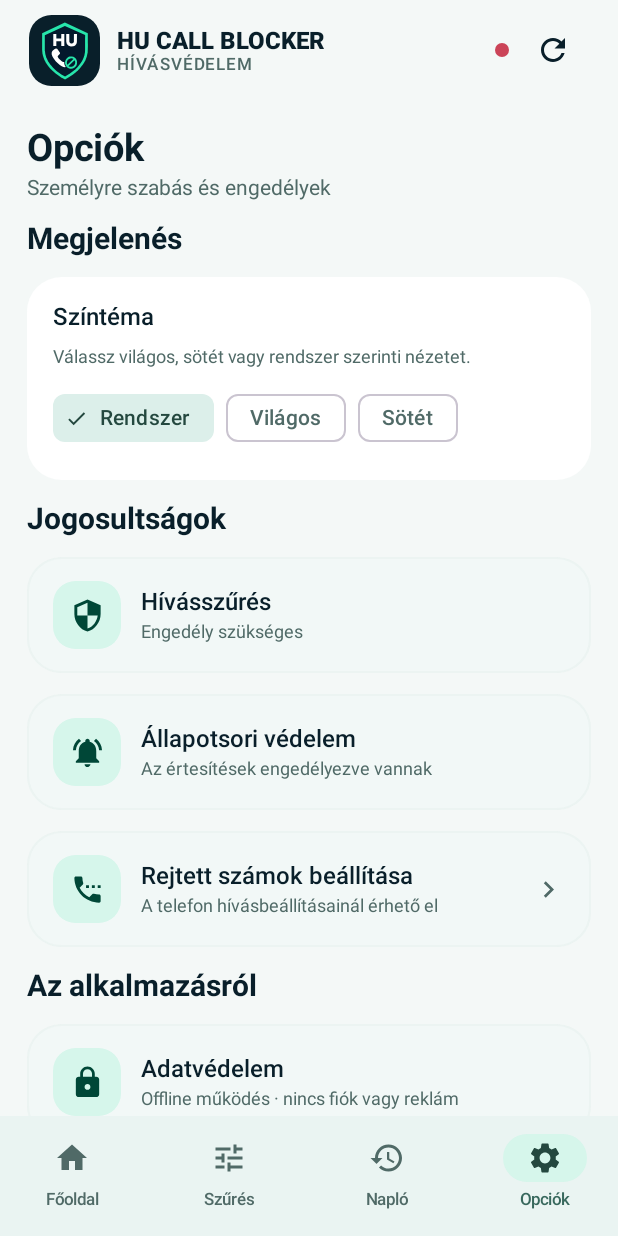
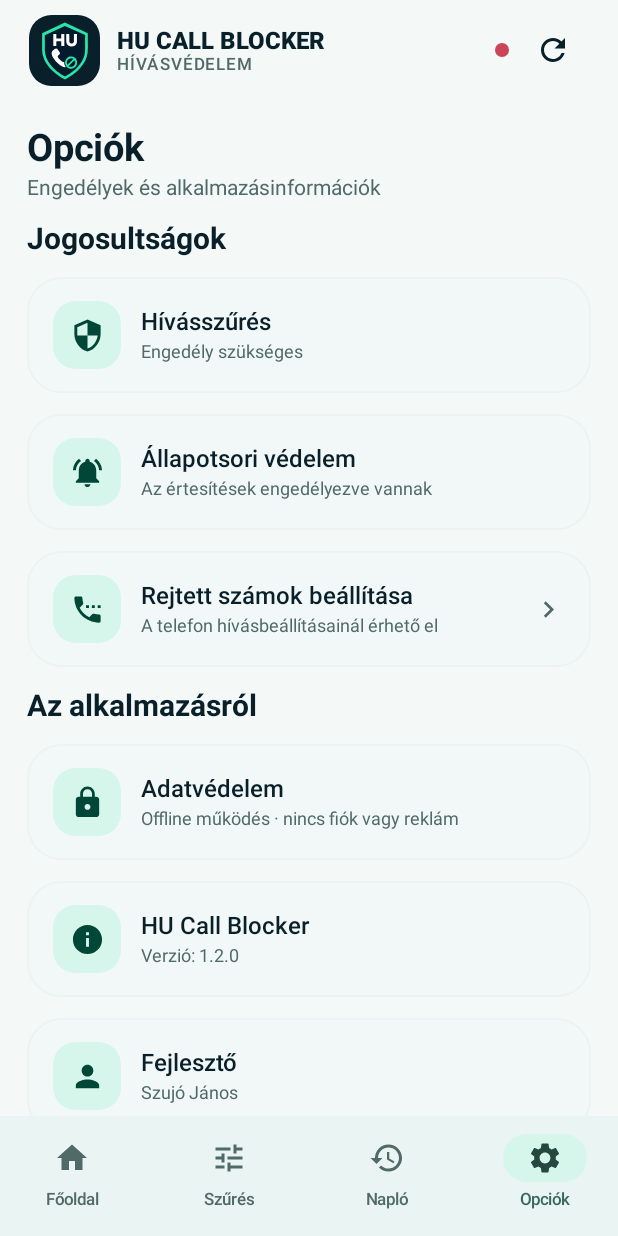
Before and after one commit to Szujo-Janos/HUCallBlocker, an Android app built with Jetpack Compose: the screen it shows after launch (MainActivity), item 4 of the bottom bar chosen, on a phone screen of 412 x 824 dp. Run offline under Robolectric (Android 15) with nearby library versions, the phone set to English and light mode, and no system bars.

Commit message:
feat: 1.2.0 restore hero background, follow system theme and add developer credits

```diff
--- a/app/build.gradle.kts
+++ b/app/build.gradle.kts
@@ -13,8 +13,8 @@ android {
         applicationId = "hu.szujo.hucallblocker"
         minSdk = 29
         targetSdk = 35
-        versionCode = 16
-        versionName = "1.1.9"
+        versionCode = 17
+        versionName = "1.2.0"
     }
 
     buildFeatures {
--- a/app/src/main/java/hu/szujo/hucallblocker/HomeScreen.kt
+++ b/app/src/main/java/hu/szujo/hucallblocker/HomeScreen.kt
@@ -101,8 +101,12 @@ private fun ProtectionHero(state: ScreenState, enableRole: () -> Unit, compact:
                     Brush.linearGradient(listOf(ShieldColors.heroPale, ShieldColors.heroMint))
                 )
             ) {
-                if (state.active) {
-                    ProtectionCheckWatermark(Modifier.matchParentSize())
+                Canvas(Modifier.matchParentSize()) {
+                    val radius = size.minDimension * 0.53f
+                    val center = androidx.compose.ui.geometry.Offset(size.width * 0.89f, size.height * 0.12f)
+                    drawCircle(ShieldColors.heroInk.copy(alpha = 0.06f), radius, center)
+                    drawCircle(ShieldColors.heroInk.copy(alpha = 0.12f), radius * 0.63f,
+                        center, style = Stroke(width = 1.dp.toPx()))
                 }
                 Column(
                     Modifier.fillMaxWidth().padding(if (compact) 17.dp else 23.dp),
--- a/app/src/main/java/hu/szujo/hucallblocker/HuApp.kt
+++ b/app/src/main/java/hu/szujo/hucallblocker/HuApp.kt
@@ -38,14 +38,13 @@ internal fun HuApp(
     setCountryAllowed: (String, Boolean) -> Unit,
     addNumber: (String, Boolean) -> Boolean,
     removeNumber: (String, Boolean) -> Unit,
-    setTheme: (ThemeMode) -> Unit,
     requestNotifications: () -> Unit,
     openPrivateBlocking: () -> Unit,
     clearCalls: () -> Unit,
     refresh: () -> Unit
 ) {
     var page by rememberSaveable { mutableIntStateOf(0) }
-    ShieldTheme(state.themeMode) {
+    ShieldTheme {
         BoxWithConstraints(Modifier.fillMaxSize()) {
             val wide = maxWidth >= 600.dp
             Scaffold(
@@ -108,7 +107,7 @@ internal fun HuApp(
                             2 -> LogScreen(state, clearCalls, refresh, addNumber)
                             else -> OptionsScreen(
                                 state, enableRole, requestNotifications,
-                                openPrivateBlocking, setTheme
+                                openPrivateBlocking
                             )
                         }
                     }
--- a/app/src/main/java/hu/szujo/hucallblocker/MainActivity.kt
+++ b/app/src/main/java/hu/szujo/hucallblocker/MainActivity.kt
@@ -15,6 +15,8 @@ import androidx.activity.ComponentActivity
 import androidx.activity.compose.setContent
 import androidx.activity.result.contract.ActivityResultContracts
 import androidx.compose.runtime.getValue
+import androidx.compose.runtime.LaunchedEffect
+import androidx.compose.foundation.isSystemInDarkTheme
 import androidx.compose.runtime.mutableStateOf
 import androidx.compose.runtime.setValue
 import androidx.core.splashscreen.SplashScreen.Companion.installSplashScreen
@@ -28,7 +30,6 @@ internal data class ScreenState(
     val allowedCountries: Set<String> = emptySet(),
     val allowedNumbers: Set<String> = emptySet(),
     val blockedNumbers: Set<String> = emptySet(),
-    val themeMode: ThemeMode = ThemeMode.SYSTEM,
     val notifyAllowed: Boolean = false,
     val calls: List<BlockedCallStore.Entry> = emptyList()
 ) {
@@ -79,12 +80,14 @@ class MainActivity : ComponentActivity() {
                 mutableStateOf(true)
             }
 
+            val dark = isSystemInDarkTheme()
+            LaunchedEffect(showIntro, dark) {
+                if (!showIntro) setMainBars()
+            }
+
             if (showIntro) {
                 SplashExperience(
-                    onFinished = {
-                        showIntro = false
-                        setMainBars()
-                    }
+                    onFinished = { showIntro = false }
                 )
             } else {
                 HuApp(
@@ -121,11 +124,6 @@ class MainActivity : ComponentActivity() {
                         SettingsStore.removeNumber(this, number, allowed)
                         refresh()
                     },
-                    setTheme = { mode ->
-                        SettingsStore.setThemeMode(this, mode)
-                        refresh()
-                        setMainBars()
-                    },
                     requestNotifications = ::askNotifications,
                     openPrivateBlocking = ::openPrivateBlocking,
                     clearCalls = { BlockedCallStore.clear(this); refresh() },
@@ -143,12 +141,8 @@ class MainActivity : ComponentActivity() {
     }
 
     private fun setMainBars() {
-        val dark = when (SettingsStore.themeMode(this)) {
-            ThemeMode.DARK -> true
-            ThemeMode.LIGHT -> false
-            ThemeMode.SYSTEM -> resources.configuration.uiMode and
-                Configuration.UI_MODE_NIGHT_MASK == Configuration.UI_MODE_NIGHT_YES
-        }
+        val dark = resources.configuration.uiMode and
+            Configuration.UI_MODE_NIGHT_MASK == Configuration.UI_MODE_NIGHT_YES
         @Suppress("DEPRECATION")
         window.statusBarColor = if (dark) android.graphics.Color.rgb(11, 22, 28)
                                 else android.graphics.Color.rgb(244, 248, 247)
@@ -179,7 +173,6 @@ class MainActivity : ComponentActivity() {
             allowedCountries = SettingsStore.allowedCountries(this),
             allowedNumbers = SettingsStore.allowedNumbers(this),
             blockedNumbers = SettingsStore.blockedNumbers(this),
-            themeMode = SettingsStore.themeMode(this),
             notifyAllowed = ProtectionNotification.canNotify(this),
             calls = BlockedCallStore.read(this)
         )
--- a/app/src/main/java/hu/szujo/hucallblocker/OptionsScreen.kt
+++ b/app/src/main/java/hu/szujo/hucallblocker/OptionsScreen.kt
@@ -9,6 +9,8 @@ import androidx.compose.material3.*
 import androidx.compose.runtime.*
 import androidx.compose.ui.Alignment
 import androidx.compose.ui.Modifier
+import androidx.compose.ui.platform.LocalUriHandler
+import androidx.compose.foundation.text.selection.SelectionContainer
 import androidx.compose.ui.unit.dp
 
 @Composable
@@ -16,10 +18,12 @@ internal fun OptionsScreen(
     state: ScreenState,
     enableRole: () -> Unit,
     requestNotifications: () -> Unit,
-    openPrivateBlocking: () -> Unit,
-    setTheme: (ThemeMode) -> Unit
+    openPrivateBlocking: () -> Unit
 ) {
     var showHiddenHelp by remember { mutableStateOf(false) }
+    var showGitHubLink by remember { mutableStateOf(false) }
+    val uriHandler = LocalUriHandler.current
+    val githubUrl = "https://github.com/Szujo-Janos/HUCallBlocker"
     Column(
         Modifier.fillMaxSize().verticalScroll(rememberScrollState())
             .padding(horizontal = 18.dp, vertical = 17.dp),
@@ -28,33 +32,7 @@ internal fun OptionsScreen(
     ) {
         Column(Modifier.fillMaxWidth().widthIn(max = 760.dp),
             verticalArrangement = Arrangement.spacedBy(14.dp)) {
-            PageHeading("Opciók", "Személyre szabás és engedélyek")
-            GroupHeading("Megjelenés")
-            Surface(
-                shape = tileShape,
-                color = MaterialTheme.colorScheme.surface,
-                modifier = Modifier.fillMaxWidth()
-            ) {
-                Column(Modifier.padding(17.dp),
-                    verticalArrangement = Arrangement.spacedBy(10.dp)) {
-                    Text("Színtéma", style = MaterialTheme.typography.titleMedium)
-                    Text("Válassz világos, sötét vagy rendszer szerinti nézetet.",
-                        style = MaterialTheme.typography.bodySmall,
-                        color = MaterialTheme.colorScheme.onSurfaceVariant)
-                    Row(horizontalArrangement = Arrangement.spacedBy(8.dp)) {
-                        ThemeMode.entries.forEach { mode ->
-                            FilterChip(
-                                selected = state.themeMode == mode,
-                                onClick = { setTheme(mode) },
-                                label = { Text(mode.title) },
-                                leadingIcon = if (state.themeMode == mode) {
-                                    { Icon(Icons.Filled.Check, null, Modifier.size(15.dp)) }
-                                } else null
-                            )
-                        }
-                    }
-                }
-            }
+            PageHeading("Opciók", "Engedélyek és alkalmazásinformációk")
             GroupHeading("Jogosultságok")
             FeatureRow(
                 Icons.Filled.Security,
@@ -81,8 +59,38 @@ internal fun OptionsScreen(
                 "Offline működés · nincs fiók vagy reklám")
             FeatureRow(Icons.Filled.Info, "HU Call Blocker",
                 "Verzió: ${BuildConfig.VERSION_NAME}")
+            FeatureRow(Icons.Filled.Person, "Fejlesztő", "Szujó János")
+            FeatureRow(
+                Icons.Filled.Code, "GitHub", "Szujo-Janos/HUCallBlocker",
+                onClick = {
+                    try {
+                        uriHandler.openUri(githubUrl)
+                    } catch (_: IllegalArgumentException) {
+                        showGitHubLink = true
+                    } catch (_: android.content.ActivityNotFoundException) {
+                        showGitHubLink = true
+                    } catch (_: SecurityException) {
+                        showGitHubLink = true
+                    }
+                }
+            )
             Spacer(Modifier.height(10.dp))
         }
+    }
+    if (showGitHubLink) {
+        AlertDialog(
+            onDismissRequest = { showGitHubLink = false },
+            title = { Text("GitHub") },
+            text = {
+                Column(verticalArrangement = Arrangement.spacedBy(8.dp)) {
+                    Text("A hivatkozás nem nyitható meg automatikusan. A cím másolható:")
+                    SelectionContainer { Text(githubUrl) }
+                }
+            },
+            confirmButton = {
+                TextButton(onClick = { showGitHubLink = false }) { Text("Bezárás") }
+            }
+        )
     }
     if (showHiddenHelp) {
         AlertDialog(
--- a/app/src/main/java/hu/szujo/hucallblocker/SettingsStore.kt
+++ b/app/src/main/java/hu/szujo/hucallblocker/SettingsStore.kt
@@ -10,15 +10,6 @@ internal object SettingsStore {
     private const val KEY_ALLOW_NUMBERS = "allowed_numbers"
     private const val KEY_BLOCK_NUMBERS = "blocked_numbers"
     private const val MAX_RULES = 250
-    private const val KEY_THEME_MODE = "theme_mode"
-
-    fun themeMode(context: Context): ThemeMode =
-        runCatching { ThemeMode.valueOf(prefs(context).getString(KEY_THEME_MODE, "SYSTEM") ?: "SYSTEM") }
-            .getOrDefault(ThemeMode.SYSTEM)
-
-    fun setThemeMode(context: Context, mode: ThemeMode) {
-        prefs(context).edit().putString(KEY_THEME_MODE, mode.name).apply()
-    }
 
     private fun prefs(context: Context) = context.getSharedPreferences(FILE, Context.MODE_PRIVATE)
 
--- a/app/src/main/java/hu/szujo/hucallblocker/UiTheme.kt
+++ b/app/src/main/java/hu/szujo/hucallblocker/UiTheme.kt
@@ -10,10 +10,6 @@ import androidx.compose.ui.graphics.Color
 import androidx.compose.ui.text.TextStyle
 import androidx.compose.ui.text.font.FontWeight
 import androidx.compose.ui.unit.sp
-
-internal enum class ThemeMode(val title: String) {
-    SYSTEM("Rendszer"), LIGHT("Világos"), DARK("Sötét")
-}
 
 internal object ShieldColors {
     val navy = Color(0xFF091F2A)
@@ -80,12 +76,8 @@ private val shieldTypography = Typography(
 )
 
 @Composable
-internal fun ShieldTheme(mode: ThemeMode, content: @Composable () -> Unit) {
-    val dark = when (mode) {
-        ThemeMode.SYSTEM -> isSystemInDarkTheme()
-        ThemeMode.DARK -> true
-        ThemeMode.LIGHT -> false
-    }
+internal fun ShieldTheme(content: @Composable () -> Unit) {
+    val dark = isSystemInDarkTheme()
     MaterialTheme(
         colorScheme = if (dark) darkColors else lightColors,
         typography = shieldTypography,
```
Also changed, not shown: app/src/main/java/hu/szujo/hucallblocker/ProtectionMotion.kt (+0 -20 lines), 2 other files.
